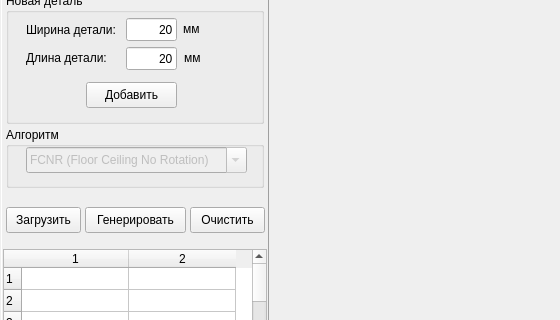
The window that mainwindow.ui (VitalyGladyshev/d2sp) describes before a commit, drawn with Qt 5; both pictures show x 0 to 560 and y 146 to 466 of the 560 by 576 pixel window.
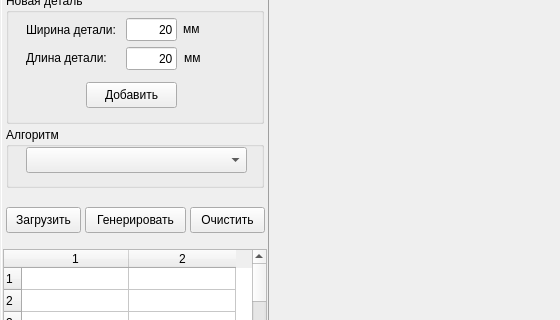
The same window after the commit.

Commit message: Доработал интерфейс

Diff of the .ui file:
```diff
--- a/mainwindow.ui
+++ b/mainwindow.ui
@@ -355,7 +355,7 @@
           </property>
           <widget class="QComboBox" name="comboBox_algo">
            <property name="enabled">
-            <bool>false</bool>
+            <bool>true</bool>
            </property>
            <property name="geometry">
             <rect>
@@ -366,10 +366,10 @@
             </rect>
            </property>
            <property name="editable">
-            <bool>true</bool>
+            <bool>false</bool>
            </property>
            <property name="currentText">
-            <string>FCNR (Floor Ceiling No Rotation)</string>
+            <string/>
            </property>
            <property name="maxVisibleItems">
             <number>5</number>
```
Left out of the diff: 2 changed lines with no effect on the pictures. The commit also changes 3 other files.
